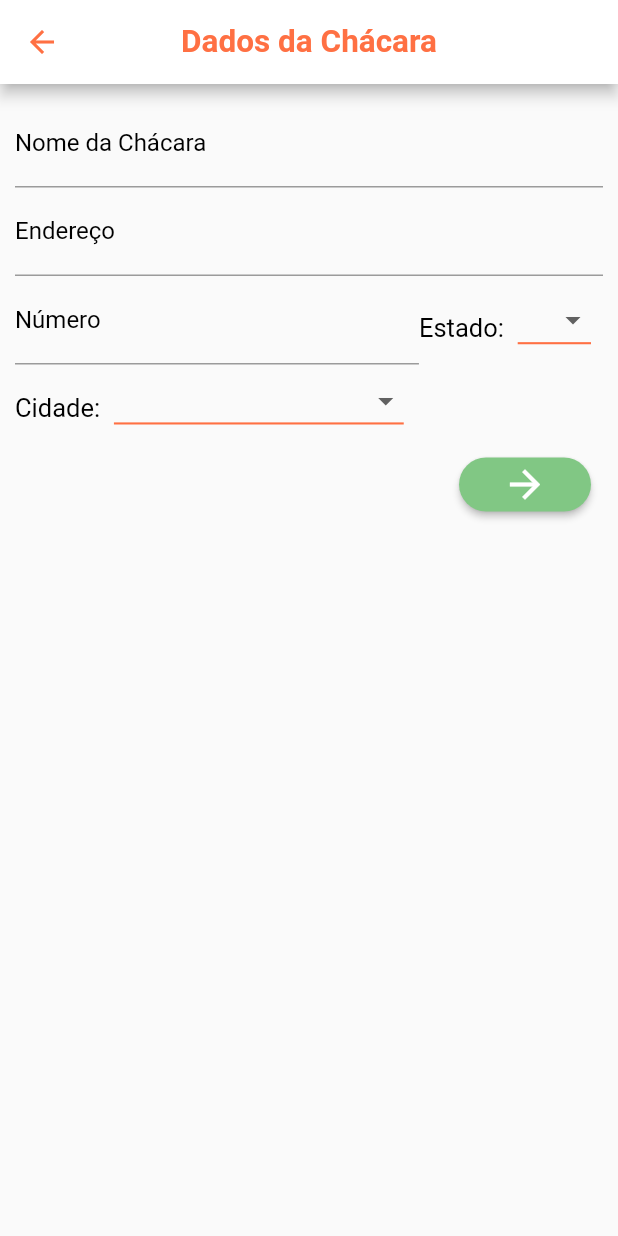
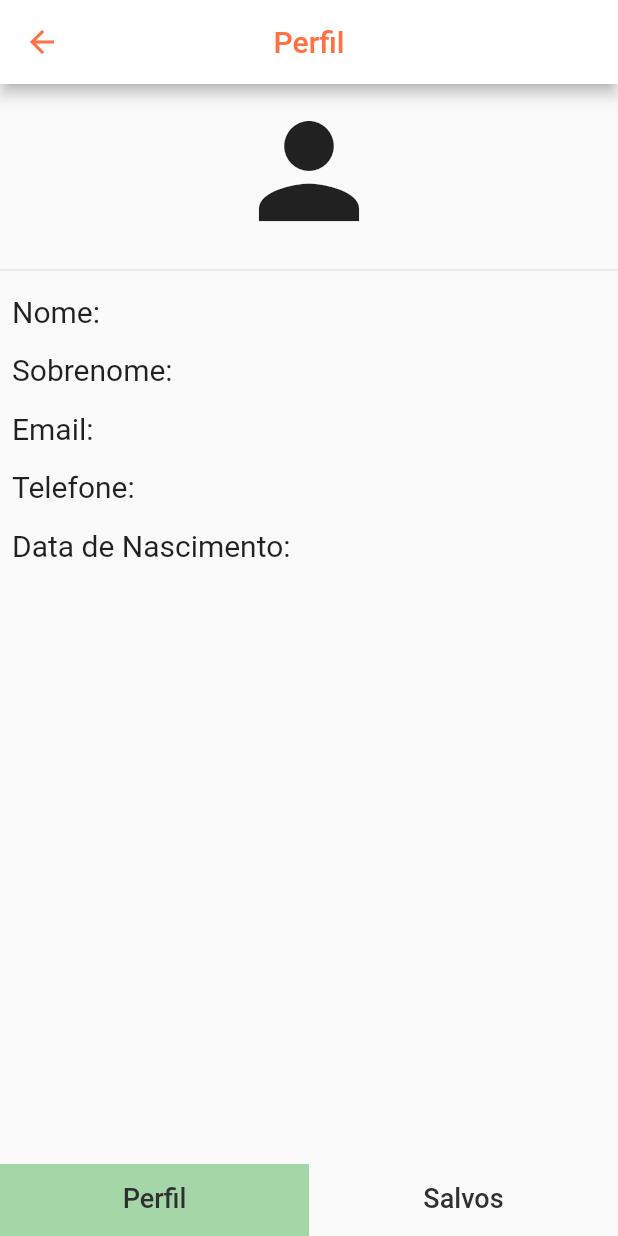
Before and after one commit to edvilsonjr/PI19D, a Flutter app: the home screen opened by its route, in the side drawer, after a tap on "Perfil", on a phone screen of 412 x 824 dp. Run offline on Flutter 3.47's test engine with Material 2 defaults, Android fonts, the phone set to English and light mode, and no system bars; our stand-ins replace firebase_auth, firebase_storage, flutter_masked_text, font_awesome_flutter, image_picker, table_calendar; missing offline and left inert: flutter_auth_buttons; accounts and stored records are empty; network calls fail.

Commit message:
Criação da Tela Perfil e Salvos

```diff
--- a/lib/main.dart
+++ b/lib/main.dart
@@ -5,6 +5,7 @@ import 'package:pi/view/cadastro.dart';
 import 'package:pi/view/home.dart';
 import 'package:scoped_model/scoped_model.dart';
 import 'model/pessoa_model.dart';
+import 'package:pi/view/perfil.dart';
 
 void main() async{
   runApp(ScopedModel(
@@ -17,13 +18,14 @@ class App extends StatelessWidget {
   @override
   Widget build(BuildContext context) {
     return MaterialApp(
-      home: home(),
+      home: TelaLogin(),
       debugShowCheckedModeBanner: false,
         routes: <String, WidgetBuilder>{
           '/TelaLogin': (BuildContext context) => TelaLogin(),
           '/Cadastro': (BuildContext context) => Cadastro(),
           '/Home' : (BuildContext context) => home(),
           '/CadChacara' : (BuildContext context) => CadChacara(),
+          '/Perfil' : (BuildContext context) => Perfil(),
         }
     );
   }
--- a/lib/model/pessoa_model.dart
+++ b/lib/model/pessoa_model.dart
@@ -57,4 +57,6 @@ class PessoaModel extends Model{
     cpf = datas["pessoa"][0]["cpf"];
     uid = datas["pessoa"][0]["uid"];
   }
+
+
 }
--- a/lib/view/cadastro.dart
+++ b/lib/view/cadastro.dart
@@ -36,6 +36,7 @@ class _CadastroState extends State<Cadastro> {
         ),
         centerTitle: true,
         backgroundColor: Colors.white,
+        iconTheme: IconThemeData(color: Colors.deepOrange[400]),
       ),
       body:
       SingleChildScrollView(child: Container(
--- a/lib/view/drawer.dart
+++ b/lib/view/drawer.dart
@@ -26,7 +26,7 @@ class PageDrawer extends StatelessWidget {
             ListTile(
               title: Text('Perfil', style: TextStyle(fontSize: 18)),
               onTap: () {
-                Navigator.of(context).pushNamed('/CadChacara');
+                Navigator.of(context).pushNamed('/Perfil');
               },
               trailing: Icon(Icons.arrow_forward_ios, size: 17.0,) ,
             ),
--- a/lib/view/home.dart
+++ b/lib/view/home.dart
@@ -169,9 +169,7 @@ class _homeState extends State<home> {
                       ),
                     ],
                   ),
-
                   //Possibilidade de colocar filtro por data
-
                   Divider(
                     color: Colors.black,
                     height: 2,
--- /dev/null
+++ b/lib/view/perfil.dart
@@ -0,0 +1,224 @@
+import 'package:flutter/material.dart';
+import 'package:pi/model/pessoa_model.dart';
+import 'chacara_home.dart';
+
+class Perfil extends StatefulWidget {
+  @override
+  _PerfilState createState() => _PerfilState();
+}
+
+class _PerfilState extends State<Perfil> {
+
+  @override
+  Widget build(BuildContext context) {
+    return DefaultTabController(
+      length: 2,
+      child: Scaffold(
+        bottomNavigationBar: Material(
+          child: TabBar(
+            indicator: BoxDecoration(
+              color: Colors.green[200],
+            ),
+            tabs: <Widget>[
+              Tab(
+                child: Text(
+                  "Perfil",
+                  style: TextStyle(color: Colors.grey[850], fontSize: 18.0),
+                ),
+              ),
+              Tab(
+                child: Text(
+                  "Salvos",
+                  style: TextStyle(color: Colors.grey[850], fontSize: 18.0),
+                ),
+              ),
+            ],
+          ),
+        ),
+        appBar: AppBar(
+          title: Text(
+            "Perfil",
+            style: TextStyle(color: Colors.deepOrange[400]),
+          ),
+          centerTitle: true,
+          backgroundColor: Colors.white,
+          iconTheme: IconThemeData(color: Colors.deepOrange[400]),
+        ),
+        body: Column(
+          children: <Widget>[
+            Padding(
+              padding: const EdgeInsets.all(8.0),
+              child: Center(
+                child: Container(
+                  child: Icon(
+                    Icons.person,
+                    size: 100,
+                  ),
+                ),
+              ),
+            ),
+            Expanded(
+              child: TabBarView(
+                children: <Widget>[
+                  Column(
+                    children: <Widget>[
+                      Divider(),
+                      Padding(
+                        padding: const EdgeInsets.all(8.0),
+                        child: Row(
+                          children: <Widget>[
+                            Text(
+                              "Nome: ",
+                              style: TextStyle(fontSize: 20),
+                            ),
+                            Text(
+                              PessoaModel.of(context).nome ?? "",
+                              style: TextStyle(fontSize: 20),
+                            ),
+                          ],
+                        ),
+                      ),
+                      Padding(
+                        padding: const EdgeInsets.all(8.0),
+                        child: Row(
+                          children: <Widget>[
+                            Text(
+                              "Sobrenome: ",
+                              style: TextStyle(fontSize: 20),
+                            ),
+                            Text(
+                              PessoaModel.of(context).sobrenome ?? "",
+                              style: TextStyle(fontSize: 20),
+                            ),
+                          ],
+                        ),
+                      ),
+                      Padding(
+                        padding: const EdgeInsets.all(8.0),
+                        child: Row(
+                          children: <Widget>[
+                            Text(
+                              "Email: ",
+                              style: TextStyle(fontSize: 20),
+                            ),
+                            Text(
+                              PessoaModel.of(context).email ?? "",
+                              style: TextStyle(fontSize: 20),
+                            ),
+                          ],
+                        ),
+                      ),
+                      Padding(
+                        padding: const EdgeInsets.all(8.0),
+                        child: Row(
+                          children: <Widget>[
+                            Text(
+                              "Telefone: ",
+                              style: TextStyle(fontSize: 20),
+                            ),
+                            Text(
+                              PessoaModel.of(context).tel ?? "",
+                              style: TextStyle(fontSize: 20),
+                            ),
+                          ],
+                        ),
+                      ),
+                      Padding(
+                        padding: const EdgeInsets.all(8.0),
+                        child: Row(
+                          children: <Widget>[
+                            Text(
+                              "Data de Nascimento: ",
+                              style: TextStyle(fontSize: 20),
+                            ),
+                            Text(
+                              PessoaModel.of(context).data ?? "",
+                              style: TextStyle(fontSize: 20),
+                            ),
+                          ],
+                        ),
+                      ),
+                    ],
+                  ),
+                  Column(
+                    children: <Widget>[
+//                      GridView.builder(
+//                          gridDelegate:
+//                              SliverGridDelegateWithFixedCrossAxisCount(
+//                            crossAxisCount: 2,
+//                            crossAxisSpacing: 10.0,
+//                            mainAxisSpacing: 10.0,
+//                          ),
+//                          itemCount: snapshot.data["chacara"].length,
+//                          itemBuilder: (context, index) {
+//                            return GestureDetector(
+//                              onTap: () {
+//                                Navigator.push(
+//                                    context,
+//                                    MaterialPageRoute(
+//                                        builder: (context) => ChacaraHome(
+//                                            snapshot.data["chacara"][index])));
+//                              },
+//                              child: Container(
+//                                child: Padding(
+//                                  padding: const EdgeInsets.all(8.0),
+//                                  child: Column(
+//                                    crossAxisAlignment:
+//                                        CrossAxisAlignment.start,
+//                                    children: <Widget>[
+//                                      Container(
+//                                        child: Icon(
+//                                          Icons.image,
+//                                          size: 75,
+//                                        ),
+//                                        height: 110,
+//                                        width: 175,
+//                                        decoration: BoxDecoration(
+//                                          color: Colors.grey[400],
+//                                        ),
+//                                      ),
+//                                      Text(
+//                                          snapshot.data["chacara"][index]
+//                                                  ["nome"]
+//                                              .toString(),
+//                                          style: TextStyle(
+//                                              fontSize: 15,
+//                                              fontWeight: FontWeight.bold)),
+//                                      Text(
+//                                          snapshot.data["chacara"][index]
+//                                                  ["cidade"]
+//                                              .toString(),
+//                                          style: TextStyle(fontSize: 13)),
+//                                      Row(
+//                                        children: <Widget>[
+//                                          Text("300 R\$",
+//                                              style: TextStyle(fontSize: 15)),
+//                                          Padding(
+//                                            padding:
+//                                                const EdgeInsets.only(left: 75),
+//                                            child: Icon(
+//                                              Icons.star,
+//                                              color: Colors.yellow[700],
+//                                              size: 20,
+//                                            ),
+//                                          ),
+//                                          Text("4.0"),
+//                                        ],
+//                                      ),
+//                                    ],
+//                                  ),
+//                                ),
+//                              ),
+//                            );
+//                          }),
+                    ],
+                  ),
+                ],
+              ),
+            ),
+          ],
+        ),
+      ),
+    );
+  }
+}
```
Also changed, not shown: 2 other files.
